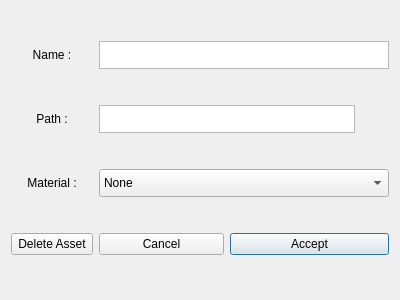
This is ui/ui_setups/import_asset.ui in AnthonySTZ/AssetManager as Qt 5 draws it before an edit. The edited form follows.
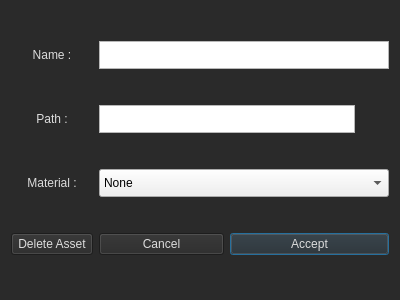
This is the edited form. Icons and pictures are not drawn.

Commit message: adjust background color of import ui

```diff
--- a/ui/ui_setups/import_asset.ui
+++ b/ui/ui_setups/import_asset.ui
@@ -13,6 +13,23 @@
   <property name="windowTitle">
    <string>Dialog</string>
   </property>
+  <property name="styleSheet">
+   <string notr="true">QDialog{
+	background-color: rgb(42, 42, 42);
+}
+
+QLabel{
+
+	color: rgb(220, 220, 220);
+}
+
+QPushButton{
+
+	color: rgb(220, 220, 220);
+	background-color: rgb(40, 40, 40);
+
+}</string>
+  </property>
   <layout class="QHBoxLayout" name="horizontalLayout">
    <item>
     <layout class="QGridLayout" name="gridLayout">
```
The commit also changes 6 other files.
